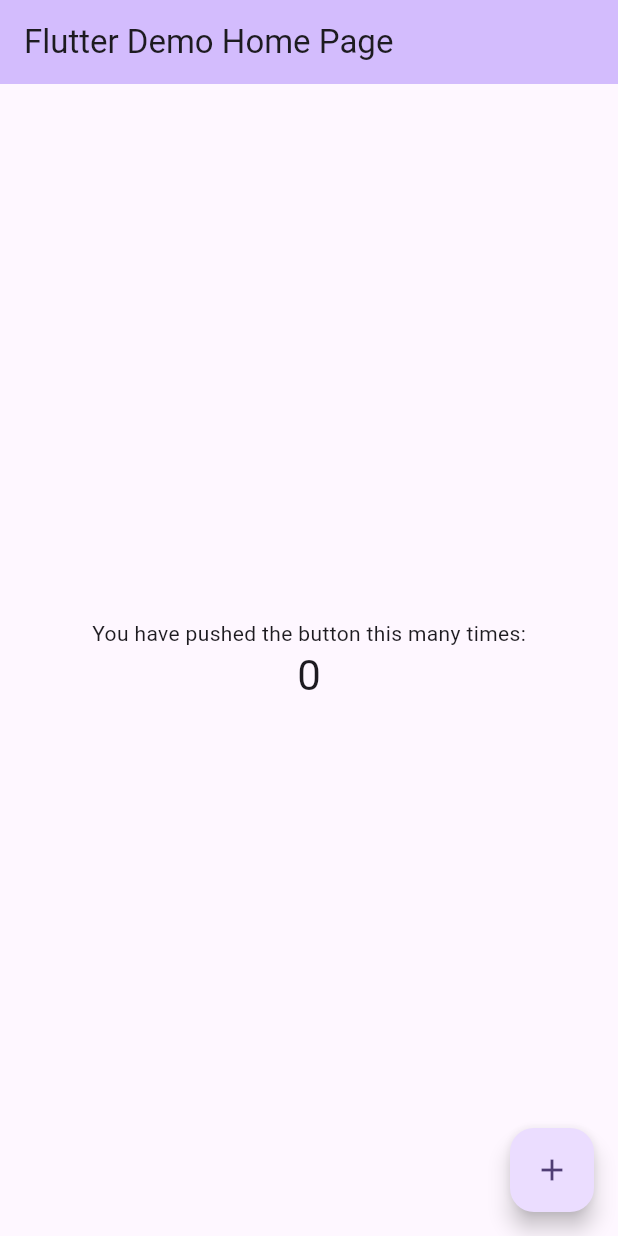
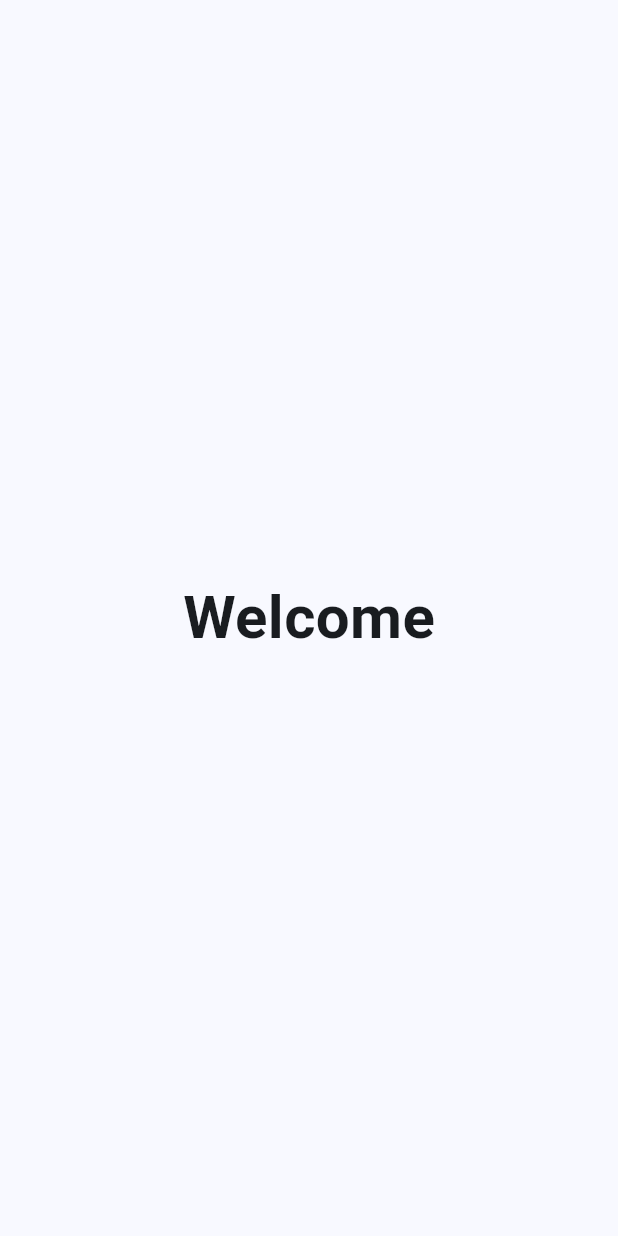
Before and after one commit to ji200407/news_portal, a Flutter app: the screen it shows after launch, on a phone screen of 412 x 824 dp. Run offline on Flutter 3.47's test engine with Material 3 defaults, Android fonts, the phone set to English and light mode, and no system bars; our stand-ins replace easy_localization, go_router.

Commit message:
5/8 수업

```diff
--- /dev/null
+++ b/lib/app/router/app_router.dart
@@ -0,0 +1,39 @@
+import 'package:flutter/cupertino.dart';
+import 'package:go_router/go_router.dart';
+import 'package:news_portal/presentation/login/longin_screen.dart';
+import 'package:news_portal/presentation/news_list/news_list_screen.dart';
+
+final appRouter = GoRouter(
+  initialLocation: AppRouter.login.path,
+  routes: [
+    GoRoute(
+      path: AppRouter.login.path,
+      name: AppRouter.login.name,
+      builder: (context, state) => LonginScreen(),
+    ),
+    GoRoute(
+      path: AppRouter.newsList.path,
+      name: AppRouter.newsList.name,
+      pageBuilder: (context, state) {
+        return CustomTransitionPage(
+          key: state.pageKey,
+          child: NewsListScreen(),
+          transitionsBuilder: (context, animation, secondaryAnimation, child) {
+            return FadeTransition(
+              opacity: CurveTween(
+                curve: Curves.easeInOutCirc,
+              ).animate(animation),
+              child: child,
+            );
+          },
+        );
+      },
+    ),
+  ],
+);
+
+enum AppRouter { login, newsList }
+
+extension AppRouterExtension on AppRouter {
+  String get path => '/$this';
+}
--- a/lib/main.dart
+++ b/lib/main.dart
@@ -1,122 +1,35 @@
+import 'package:easy_localization/easy_localization.dart';
 import 'package:flutter/material.dart';
+import 'package:news_portal/app/router/app_router.dart';
 
-void main() {
-  runApp(const MyApp());
+void main() async {
+  WidgetsFlutterBinding.ensureInitialized();
+  await EasyLocalization.ensureInitialized();
+
+  runApp(
+    EasyLocalization(
+      child: MyApp(),
+      supportedLocales: [Locale('en', 'US'), Locale('ko', 'KR')],
+      path: 'assets/translations',
+      fallbackLocale: Locale('en', 'US'),
+    ),
+  );
 }
 
 class MyApp extends StatelessWidget {
   const MyApp({super.key});
 
-  // This widget is the root of your application.
   @override
   Widget build(BuildContext context) {
-    return MaterialApp(
-      title: 'Flutter Demo',
+    return MaterialApp.router(
+      routerConfig: appRouter,
       theme: ThemeData(
-        // This is the theme of your application.
-        //
-        // TRY THIS: Try running your application with "flutter run". You'll see
-        // the application has a purple toolbar. Then, without quitting the app,
-        // try changing the seedColor in the colorScheme below to Colors.green
-        // and then invoke "hot reload" (save your changes or press the "hot
-        // reload" button in a Flutter-supported IDE, or press "r" if you used
-        // the command line to start the app).
-        //
-        // Notice that the counter didn't reset back to zero; the application
-        // state is not lost during the reload. To reset the state, use hot
-        // restart instead.
-        //
-        // This works for code too, not just values: Most code changes can be
-        // tested with just a hot reload.
-        colorScheme: ColorScheme.fromSeed(seedColor: Colors.deepPurple),
+        useMaterial3: true,
+        colorScheme: ColorScheme.fromSeed(seedColor: Colors.blue),
       ),
-      home: const MyHomePage(title: 'Flutter Demo Home Page'),
+      locale: context.locale,
+      supportedLocales: context.supportedLocales,
+      localizationsDelegates: context.localizationDelegates,
     );
   }
 }
-
-class MyHomePage extends StatefulWidget {
-  const MyHomePage({super.key, required this.title});
-
-  // This widget is the home page of your application. It is stateful, meaning
-  // that it has a State object (defined below) that contains fields that affect
-  // how it looks.
-
-  // This class is the configuration for the state. It holds the values (in this
-  // case the title) provided by the parent (in this case the App widget) and
-  // used by the build method of the State. Fields in a Widget subclass are
-  // always marked "final".
-
-  final String title;
-
-  @override
-  State<MyHomePage> createState() => _MyHomePageState();
-}
-
-class _MyHomePageState extends State<MyHomePage> {
-  int _counter = 0;
-
-  void _incrementCounter() {
-    setState(() {
-      // This call to setState tells the Flutter framework that something has
-      // changed in this State, which causes it to rerun the build method below
-      // so that the display can reflect the updated values. If we changed
-      // _counter without calling setState(), then the build method would not be
-      // called again, and so nothing would appear to happen.
-      _counter++;
-    });
-  }
-
-  @override
-  Widget build(BuildContext context) {
-    // This method is rerun every time setState is called, for instance as done
-    // by the _incrementCounter method above.
-    //
-    // The Flutter framework has been optimized to make rerunning build methods
-    // fast, so that you can just rebuild anything that needs updating rather
-    // than having to individually change instances of widgets.
-    return Scaffold(
-      appBar: AppBar(
-        // TRY THIS: Try changing the color here to a specific color (to
-        // Colors.amber, perhaps?) and trigger a hot reload to see the AppBar
-        // change color while the other colors stay the same.
-        backgroundColor: Theme.of(context).colorScheme.inversePrimary,
-        // Here we take the value from the MyHomePage object that was created by
-        // the App.build method, and use it to set our appbar title.
-        title: Text(widget.title),
-      ),
-      body: Center(
-        // Center is a layout widget. It takes a single child and positions it
-        // in the middle of the parent.
-        child: Column(
-          // Column is also a layout widget. It takes a list of children and
-          // arranges them vertically. By default, it sizes itself to fit its
-          // children horizontally, and tries to be as tall as its parent.
-          //
-          // Column has various properties to control how it sizes itself and
-          // how it positions its children. Here we use mainAxisAlignment to
-          // center the children vertically; the main axis here is the vertical
-          // axis because Columns are vertical (the cross axis would be
-          // horizontal).
-          //
-          // TRY THIS: Invoke "debug painting" (choose the "Toggle Debug Paint"
-          // action in the IDE, or press "p" in the console), to see the
-          // wireframe for each widget.
-          mainAxisAlignment: MainAxisAlignment.center,
-          children: <Widget>[
-            const Text('You have pushed the button this many times:'),
-            Text(
-              '$_counter',
-              style: Theme.of(context).textTheme.headlineMedium,
-            ),
-          ],
-        ),
-      ),
-      floatingActionButton: FloatingActionButton(
-        onPressed: _incrementCounter,
-        tooltip: 'Increment',
-        child: const Icon(Icons.add),
-      ), // This trailing comma makes auto-formatting nicer for build methods.
-    );
-  }
-}
--- /dev/null
+++ b/lib/presentation/login/longin_screen.dart
@@ -0,0 +1,18 @@
+import 'package:easy_localization/easy_localization.dart';
+import 'package:flutter/material.dart';
+
+class LonginScreen extends StatelessWidget {
+  const LonginScreen({super.key});
+
+  @override
+  Widget build(BuildContext context) {
+    return Scaffold(
+      body: Center(
+        child: Text(
+          'login.welcome'.tr(),
+          style: TextStyle(fontSize: 40, fontWeight: FontWeight.bold),
+        ),
+      ),
+    );
+  }
+}
```
Also changed, not shown: assets/translations/en-US.json (added, +13 -0 lines), assets/translations/ko-KR.json (added, +13 -0 lines), lib/presentation/news_list/news_list_screen.dart (added, +10 -0 lines), pubspec.yaml (+13 -5 lines), 2 other files.
